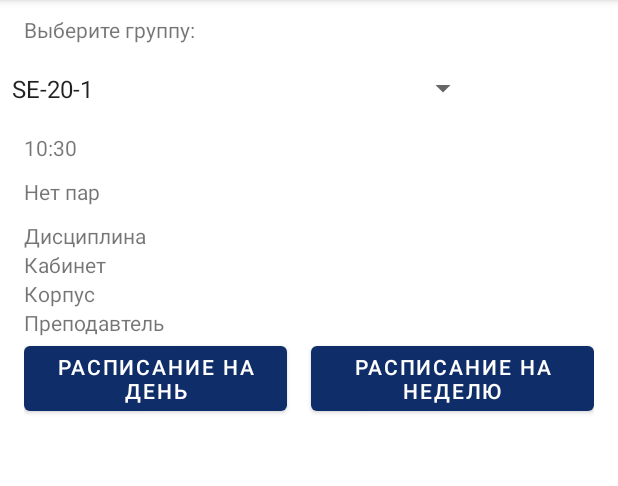
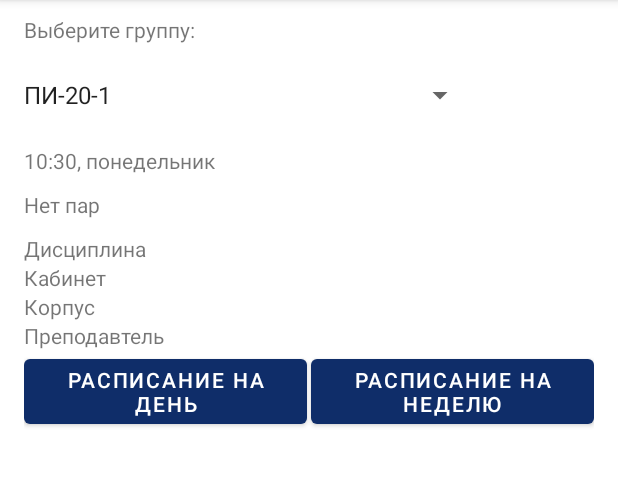
Before and after one commit to miamib34ch/HSE-MD-Timetable, an Android app: the StudentActivity screen opened directly, with no data from a screen before it, on a phone screen of 412 x 824 dp, the part 84-570 px from its top. Run offline under Robolectric (Android 15) with nearby library versions, the phone set to English and light mode, and no system bars.

Commit message:
1. Сделал функцию формирования списка групп StudentActivity#initGroupList динамической. Добавил mock данные 2. Доработал функцию initTime. Вывод времени и текущиго дня в текстовом виде в русской локале (например: 12:00, понедельник) 3. Расположил кнопки с расписанием в один ряд и сделал надписи в 2 строки на них

```diff
--- a/app/src/main/java/org/hse/timetableforhsefe/StudentActivity.java
+++ b/app/src/main/java/org/hse/timetableforhsefe/StudentActivity.java
@@ -21,6 +21,12 @@ import java.util.Locale;
 public class StudentActivity extends AppCompatActivity {
     private TextView time, status, subject, cabinet, corp, teacher;
     Date currentTime;
+    StudentActivity.Group[] mock = {
+            new StudentActivity.Group(1,"ПИ-20-1"),
+            new StudentActivity.Group(2,"ПИ-20-2"),
+            new StudentActivity.Group(3,"ПИ-19-1"),
+            new StudentActivity.Group(4,"ПИ-19-2"),
+    };
 
     @Override
     protected void onCreate(Bundle savedInstanceState) {
@@ -30,7 +36,7 @@ public class StudentActivity extends AppCompatActivity {
         final Spinner spinner = findViewById(R.id.groupList);
 
         List<Group> groups = new ArrayList();
-        initGroupList(groups);
+        initGroupList(groups, mock);
 
         ArrayAdapter<?> adapter = new ArrayAdapter<>(this, android.R.layout.simple_spinner_item, groups);
         adapter.setDropDownViewResource(android.R.layout.simple_spinner_dropdown_item);
@@ -61,14 +67,15 @@ public class StudentActivity extends AppCompatActivity {
         initData();
     }
 
-    private void initGroupList(List<StudentActivity.Group> groups){
-        groups.add(new Group(1,"SE-20-1"));
-        groups.add(new Group(2,"SE-20-2"));
+    private void initGroupList(List<StudentActivity.Group> groups, StudentActivity.Group[] list){
+        for (StudentActivity.Group group: list){
+            groups.add(new StudentActivity.Group(group.getId(),group.getName()));
+        }
     }
 
     private void initTime(){
         currentTime = new Date();
-        SimpleDateFormat simpleDateFormat = new SimpleDateFormat("HH:mm", Locale.getDefault());
+        SimpleDateFormat simpleDateFormat = new SimpleDateFormat("HH:mm, EEEE", Locale.forLanguageTag("RU"));
         time.setText(simpleDateFormat.format(currentTime));
     }
 
--- a/app/src/main/res/layout/activity_student.xml
+++ b/app/src/main/res/layout/activity_student.xml
@@ -18,9 +18,11 @@
 
     <Spinner
         android:id="@+id/groupList"
-        android:layout_width="319dp"
-        android:layout_height="39dp"
-        android:layout_weight="1" />
+        android:layout_width="309dp"
+        android:layout_height="48dp"
+        android:layout_marginStart="8dp"
+        android:layout_weight="1"
+        tools:ignore="SpeakableTextPresentCheck" />
 
     <TextView
         android:id="@+id/time"
@@ -69,25 +71,29 @@
     <LinearLayout
         android:layout_width="match_parent"
         android:layout_height="match_parent"
+        android:layout_marginHorizontal="16dp"
         android:layout_weight="1"
-        android:layout_marginHorizontal="16dp"
-        android:orientation="horizontal">
+        android:orientation="horizontal"
+        android:showDividers="middle">
 
         <Button
             android:id="@+id/button_day"
-            android:layout_width="175dp"
-            android:layout_height="wrap_content"
+            android:layout_width="match_parent"
+            android:layout_height="match_parent"
             android:layout_gravity="center_horizontal"
+            android:layout_marginEnd="1.5dp"
+            android:layout_weight="1"
             android:lines="2"
             android:text="@string/timetable_day_label"
             android:textAlignment="center" />
 
         <Button
             android:id="@+id/button_week"
-            android:layout_width="wrap_content"
+            android:layout_width="match_parent"
             android:layout_height="match_parent"
             android:layout_gravity="center_horizontal"
-            android:layout_marginStart="16dp"
+            android:layout_marginStart="1.5dp"
+            android:layout_weight="1"
             android:lines="2"
             android:text="@string/timetable_week_label"
             android:textAlignment="center" />
--- a/app/src/main/res/values/strings.xml
+++ b/app/src/main/res/values/strings.xml
@@ -2,7 +2,9 @@
     <string name="app_name">Timetable for HSE FE</string>
     <string name="btnStd">Расписание для студентов</string>
     <string name="btnTch">Расписание для преподавателя</string>
-    <string name="timetable_day_label">Расписание на день</string>
-    <string name="timetable_week_label">Расписание на неделю</string>
+    <string name="timetable_day_label"><![CDATA[Расписание
+на день]]></string>
+    <string name="timetable_week_label"><![CDATA[Расписание
+на неделю]]></string>
     <string name="choose_group_label">Выберите группу:</string>
 </resources>
--- a/build.gradle
+++ b/build.gradle
@@ -1,7 +1,7 @@
 // Top-level build file where you can add configuration options common to all sub-projects/modules.
 plugins {
-    id 'com.android.application' version '7.2.2' apply false
-    id 'com.android.library' version '7.2.2' apply false
+    id 'com.android.application' version '7.3.1' apply false
+    id 'com.android.library' version '7.3.1' apply false
 }
 
 task clean(type: Delete) {
```
Also changed, not shown: app/src/main/java/org/hse/timetableforhsefe/TeacherActivity.java (+13 -5 lines), app/src/main/res/layout/activity_teacher.xml (+27 -21 lines), gradle/wrapper/gradle-wrapper.properties.
